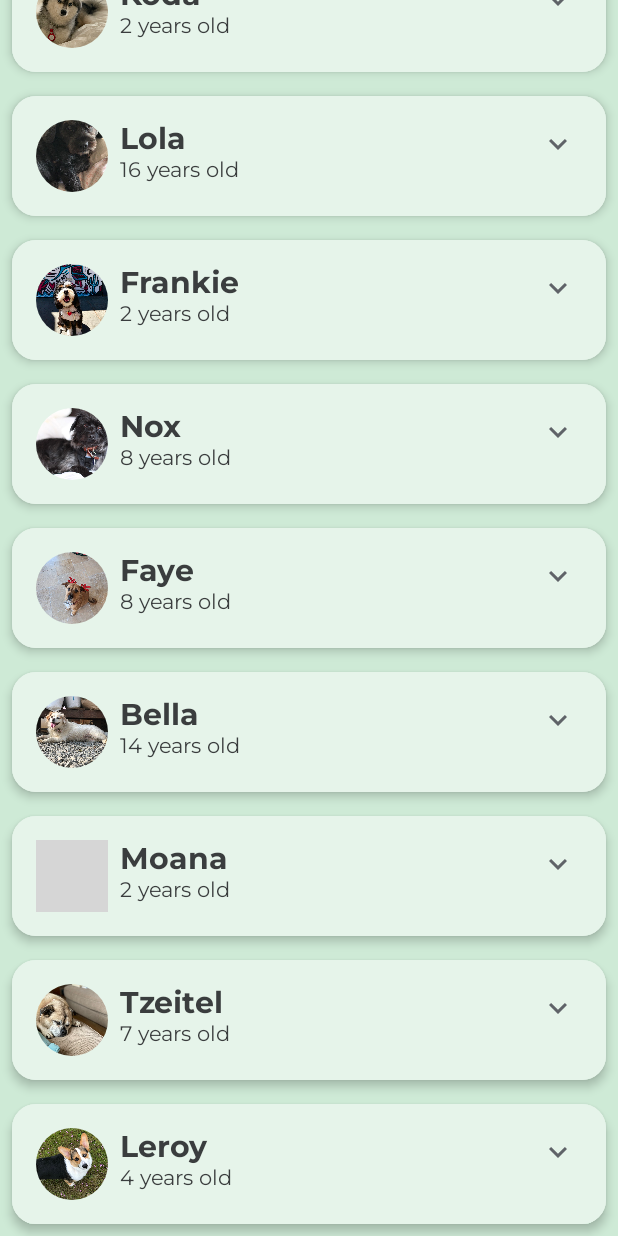
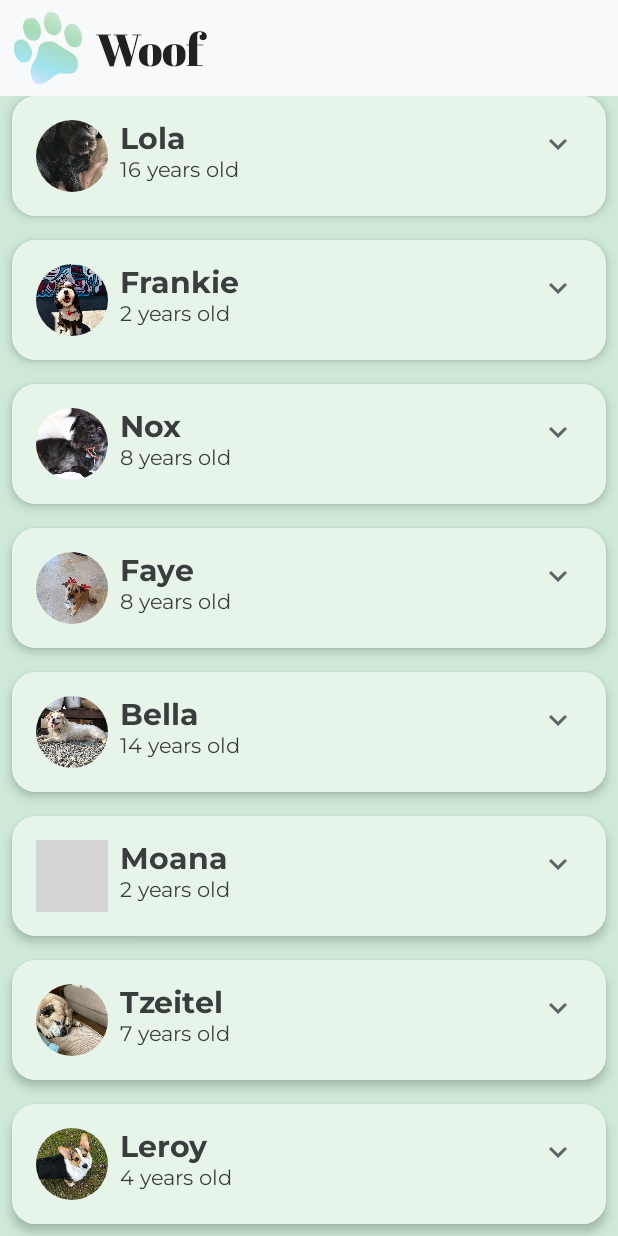
Before and after one commit to mspath/woof_composed, an Android app built with Jetpack Compose: the screen it shows after launch (MainActivity), scrolled down 104 dp, on a phone screen of 412 x 824 dp. Run offline under Robolectric (Android 15) with nearby library versions, the phone set to English and light mode, and no system bars; grey boxes are pictures that could not be loaded.

Commit message:
add scaffold

```diff
--- a/app/src/main/java/com/example/woof/MainActivity.kt
+++ b/app/src/main/java/com/example/woof/MainActivity.kt
@@ -87,12 +87,17 @@ fun WoofTopAppBar(modifier: Modifier = Modifier) {
  */
 @Composable
 fun WoofApp() {
-        LazyColumn(modifier = Modifier.background(MaterialTheme.colors.background)) {
-            item {
+        Scaffold(
+            topBar = {
                 WoofTopAppBar()
             }
-            items(dogs) {
-                DogItem(dog = it)
+        ) { contentPadding ->
+            LazyColumn(modifier = Modifier
+                .background(MaterialTheme.colors.background)
+                .padding(contentPadding)) {
+                items(dogs) {
+                    DogItem(dog = it)
+                }
             }
         }
 }
```
